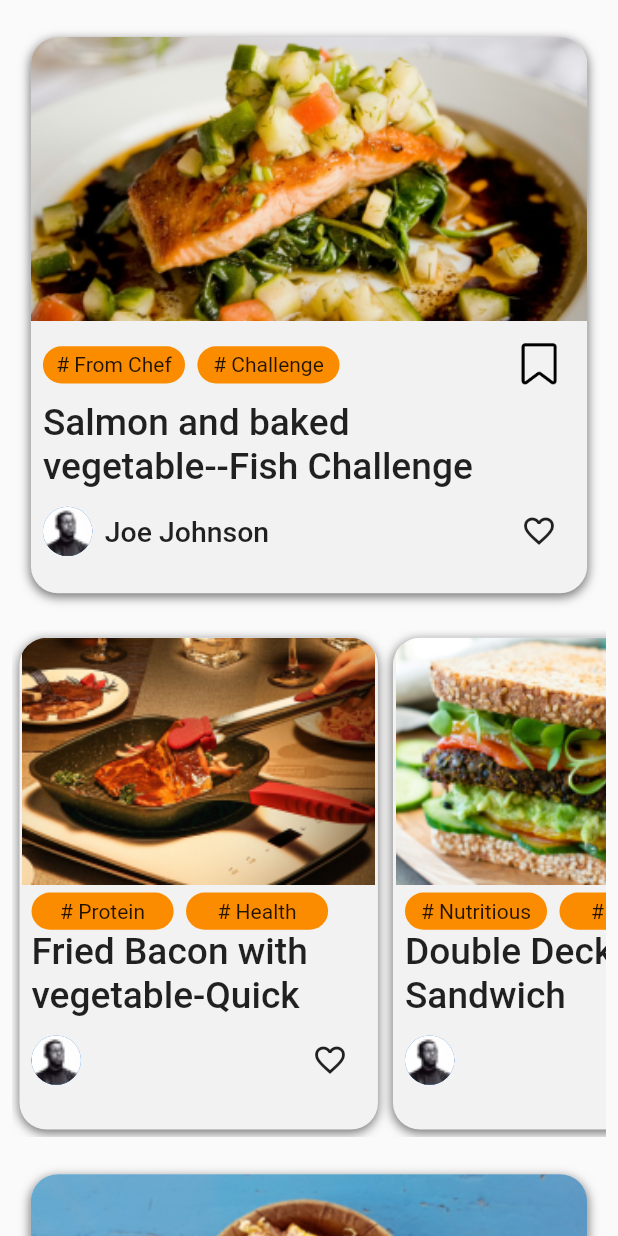
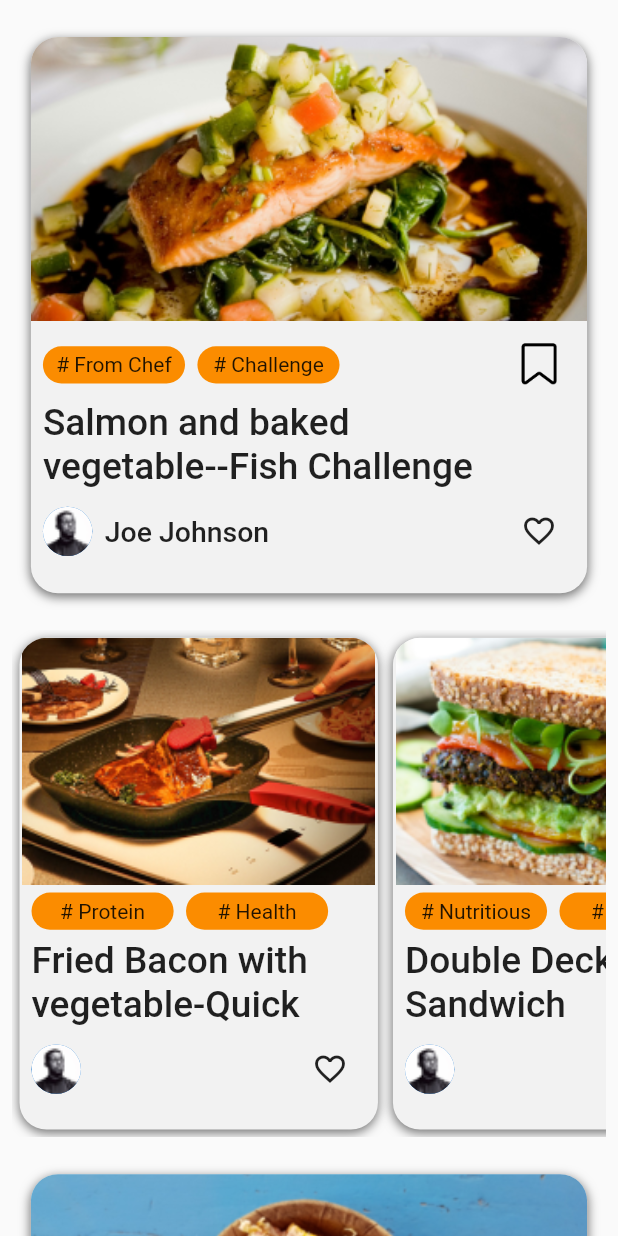
Before and after one commit to mulsha/cooking_app, a Flutter app: the screen it shows after launch, on a phone screen of 412 x 824 dp. Run offline on Flutter 3.47's test engine with Material 2 defaults, Android fonts, the phone set to English and light mode, and no system bars.

Commit message:
HOMEPAGE

```diff
--- a/lib/homepage.dart
+++ b/lib/homepage.dart
@@ -258,6 +258,7 @@ class _HomePageState extends State<HomePage> {
       ], color: AppColor.offwhite, borderRadius: BorderRadius.circular(18)),
       child: Column(
         children: [
+          //IMAGE
           ClipRRect(
             borderRadius: const BorderRadius.only(
                 topLeft: Radius.circular(18), topRight: Radius.circular(18)),
@@ -274,6 +275,7 @@ class _HomePageState extends State<HomePage> {
                 const EdgeInsets.only(left: 8, right: 8, top: 5, bottom: 0),
             child: Row(
               children: [
+                //SNACK1
                 Container(
                   height: height * 0.03,
                   width: width * 0.23,
@@ -289,6 +291,7 @@ class _HomePageState extends State<HomePage> {
                 SizedBox(
                   width: width * 0.02,
                 ),
+                //SNACK2
                 Container(
                   height: height * 0.03,
                   width: width * 0.23,
@@ -304,8 +307,9 @@ class _HomePageState extends State<HomePage> {
               ],
             ),
           ),
+          //DETAIL
           Padding(
-            padding: const EdgeInsets.only(left: 8),
+            padding: const EdgeInsets.only(left: 8,top: 6),
             child: Align(
               alignment: Alignment.centerLeft,
               child: Text(
@@ -319,11 +323,13 @@ class _HomePageState extends State<HomePage> {
             padding: const EdgeInsets.only(left: 8, right: 8, top: 5),
             child: Row(
               children: [
+                //PROFILE PIC
                 CircleAvatar(
                   radius: height * 0.02,
                   backgroundImage: AssetImage(profile),
                 ),
                 const Spacer(),
+                //ICON
                 IconButton(
                     onPressed: () {},
                     icon: const Icon(Icons.favorite_border_outlined))
```
